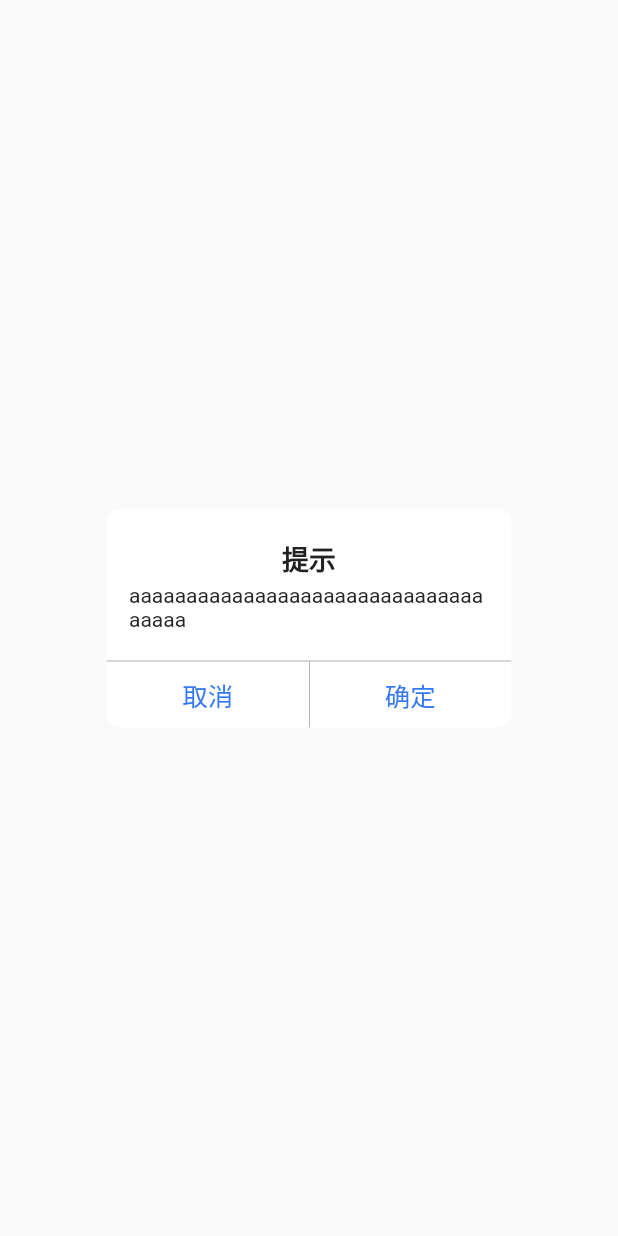
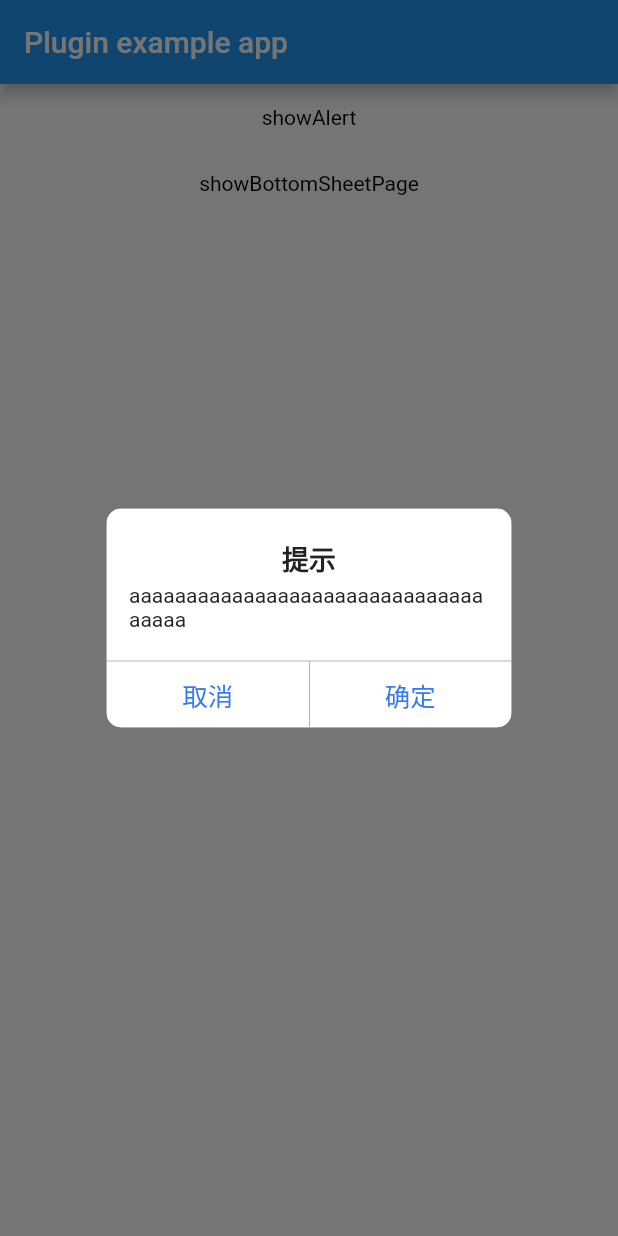
Before and after one commit to chenhongchen/flt_common_views, a Flutter app: the screen it shows after launch, after a tap on "showAlert", on a phone screen of 412 x 824 dp. Run offline on Flutter 3.47's test engine with Material 2 defaults, Android fonts, the phone set to English and light mode, and no system bars; missing offline and left inert: flt_system_info.

Commit message:
完善代码

```diff
--- a/lib/views/alter.dart
+++ b/lib/views/alter.dart
@@ -84,6 +84,7 @@ void showAlert(
       }
       double lineW = 1.0 / (MediaQuery.of(context).devicePixelRatio);
       return Material(
+        color: Colors.transparent,
         child: Center(
           child: ClipRRect(
             borderRadius: BorderRadius.circular(10),
```
